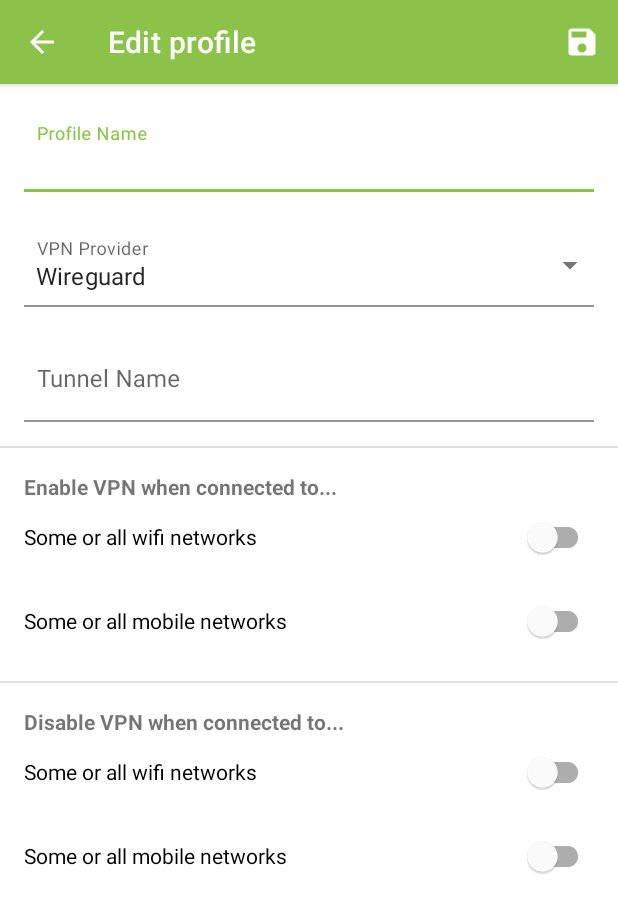
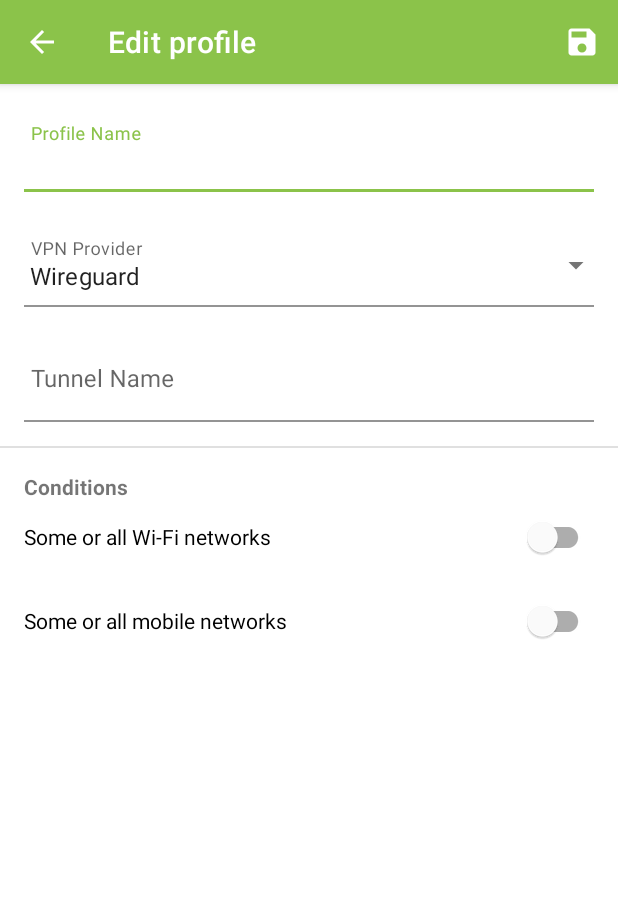
Before and after one commit to DJAndries/vpnmanager-android, an Android app: the ProfileConfigActivity screen opened directly, with no data from a screen before it, on a phone screen of 412 x 824 dp. Shown: the top 913 px of the screen. Run offline under Robolectric (Android 15) with nearby library versions, the phone set to English and light mode, and no system bars.

Commit message:
Change profile fields

```diff
--- a/app/src/main/java/ca/andries/vpnmanager/Profile.kt
+++ b/app/src/main/java/ca/andries/vpnmanager/Profile.kt
@@ -9,12 +9,10 @@ class Profile(
     val tunnelName: String,
     val enableForWifi: Boolean,
     val enableForMobile: Boolean,
-    val disableForWifi: Boolean,
-    val disableForMobile: Boolean,
-    val enableSsidList: List<String>,
-    val enableCarrierList: List<String>,
-    val disableSsidList: List<String>,
-    val disableCarrierList: List<String>,
+    val ssidInclList: List<String>,
+    val ssidExclList: List<String>,
+    val carrierInclList: List<String>,
+    val carrierExclList: List<String>,
 
     var enabled: Boolean = true,
     var lastConnectionDate: Long? = null
--- a/app/src/main/java/ca/andries/vpnmanager/ProfileConfigActivity.kt
+++ b/app/src/main/java/ca/andries/vpnmanager/ProfileConfigActivity.kt
@@ -74,39 +74,27 @@ class ProfileConfigActivity : AppCompatActivity() {
     }
 
     private fun initEnableDisableInputs(existingProfile: Profile?) {
-        val conditionCombos = listOf(
-            ConditionCombo(
-                binding.enableWifiWhitelist,
-                binding.enableWifiConditionToggle,
-                existingProfile?.enableForWifi ?: false,
-                existingProfile?.enableSsidList
-            ),
-            ConditionCombo(
-                binding.enableMobileWhitelist,
-                binding.enableMobileConditionToggle,
-                existingProfile?.enableForMobile ?: false,
-                existingProfile?.enableCarrierList
-            ),
-            ConditionCombo(
-                binding.disableWifiWhitelist,
-                binding.disableWifiConditionToggle,
-                existingProfile?.disableForWifi ?: false,
-                existingProfile?.disableSsidList
-            ),
-            ConditionCombo(
-                binding.disableMobileWhitelist,
-                binding.disableMobileConditionToggle,
-                existingProfile?.disableForMobile ?: false,
-                existingProfile?.disableCarrierList
-            )
-        )
-        for (conditionCombo in conditionCombos) {
-            conditionCombo.list.visibility = if (conditionCombo.enabled) View.VISIBLE else View.GONE
-            conditionCombo.list.editText?.setText(conditionCombo.listValue?.joinToString("\n"))
-            conditionCombo.toggle.isChecked = conditionCombo.enabled
-            conditionCombo.toggle.setOnCheckedChangeListener { _, isChecked ->
-                conditionCombo.list.visibility = if (isChecked) View.VISIBLE else View.GONE
-            }
+        val wifiEnabled = existingProfile?.enableForWifi ?: false
+        val mobileEnabled = existingProfile?.enableForMobile ?: false
+        binding.ssidExclListLayout.visibility = if (wifiEnabled) View.VISIBLE else View.GONE
+        binding.ssidInclListLayout.visibility = if (wifiEnabled) View.VISIBLE else View.GONE
+        binding.carrierExclListLayout.visibility = if (mobileEnabled) View.VISIBLE else View.GONE
+        binding.carrierInclListLayout.visibility = if (mobileEnabled) View.VISIBLE else View.GONE
+
+        binding.ssidExclListInput.setText(existingProfile?.ssidExclList?.joinToString("\n") ?: "")
+        binding.ssidInclListInput.setText(existingProfile?.ssidInclList?.joinToString("\n") ?: "")
+        binding.carrierExclListInput.setText(existingProfile?.carrierExclList?.joinToString("\n") ?: "")
+        binding.carrierInclListInput.setText(existingProfile?.carrierInclList?.joinToString("\n") ?: "")
+
+        binding.enableWifiConditionToggle.isChecked = existingProfile?.enableForWifi ?: false
+        binding.enableWifiConditionToggle.setOnCheckedChangeListener { _, isChecked ->
+            binding.ssidExclListLayout.visibility = if (isChecked) View.VISIBLE else View.GONE
+            binding.ssidInclListLayout.visibility = if (isChecked) View.VISIBLE else View.GONE
+        }
+        binding.enableMobileConditionToggle.isChecked = existingProfile?.enableForMobile ?: false
+        binding.enableMobileConditionToggle.setOnCheckedChangeListener { _, isChecked ->
+            binding.carrierExclListLayout.visibility = if (isChecked) View.VISIBLE else View.GONE
+            binding.carrierInclListLayout.visibility = if (isChecked) View.VISIBLE else View.GONE
         }
     }
 
@@ -131,16 +119,14 @@ class ProfileConfigActivity : AppCompatActivity() {
             binding.tunnelInput.text.toString(),
             binding.enableWifiConditionToggle.isChecked,
             binding.enableMobileConditionToggle.isChecked,
-            binding.disableWifiConditionToggle.isChecked,
-            binding.disableMobileConditionToggle.isChecked,
-            binding.enableWifiWhitelistInput.text?.split("\n")?.map { v -> v.trim() }
-                ?.filter { v -> !v.isEmpty() } ?: listOf(),
-            binding.enableMobileWhitelistInput.text?.split("\n")?.map { v -> v.trim() }
-                ?.filter { v -> !v.isEmpty() } ?: listOf(),
-            binding.disableWifiWhitelistInput.text?.split("\n")?.map { v -> v.trim() }
-                ?.filter { v -> !v.isEmpty() } ?: listOf(),
-            binding.disableMobileWhitelistInput.text?.split("\n")?.map { v -> v.trim() }
-                ?.filter { v -> !v.isEmpty() } ?: listOf()
+            binding.ssidInclListInput.text?.split("\n")?.map { v -> v.trim() }
+                ?.filter { v -> v.isNotEmpty() } ?: listOf(),
+            binding.ssidExclListInput.text?.split("\n")?.map { v -> v.trim() }
+                ?.filter { v -> v.isNotEmpty() } ?: listOf(),
+            binding.carrierInclListInput.text?.split("\n")?.map { v -> v.trim() }
+                ?.filter { v -> v.isNotEmpty() } ?: listOf(),
+            binding.carrierExclListInput.text?.split("\n")?.map { v -> v.trim() }
+                ?.filter { v -> v.isNotEmpty() } ?: listOf()
         )
 
         val id = if (intent.hasExtra(PROFILE_ID_KEY)) intent.getIntExtra(PROFILE_ID_KEY, 0) else null
@@ -156,11 +142,4 @@ class ProfileConfigActivity : AppCompatActivity() {
         val PROFILE_KEY = "profile"
         val PROFILE_ID_KEY = "pid"
     }
-
-    private class ConditionCombo(
-        val list: TextInputLayout,
-        val toggle: SwitchMaterial,
-        val enabled: Boolean,
-        val listValue: List<String>?
-    )
 }
--- a/app/src/main/java/ca/andries/vpnmanager/ProfileListFragment.kt
+++ b/app/src/main/java/ca/andries/vpnmanager/ProfileListFragment.kt
@@ -30,10 +30,6 @@ class ProfileListFragment : Fragment() {
                 ProfileConfigActivity.PROFILE_KEY
             )!!), result.data?.getIntExtra(ProfileConfigActivity.PROFILE_ID_KEY, 0))
         }
-    }
-
-    override fun onCreate(savedInstanceState: Bundle?) {
-        super.onCreate(savedInstanceState)
     }
 
     override fun onCreateView(
--- a/app/src/main/res/layout/activity_profile_config.xml
+++ b/app/src/main/res/layout/activity_profile_config.xml
@@ -28,8 +28,8 @@
                 android:hint="@string/profile_name">
 
                 <com.google.android.material.textfield.TextInputEditText
-                    android:layout_marginStart="-8dp"
-                    android:layout_marginEnd="-8dp"
+                    android:layout_marginStart="-12dp"
+                    android:layout_marginEnd="-12dp"
                     android:id="@+id/profileNameInput"
                     android:layout_width="match_parent"
                     android:layout_height="wrap_content"
@@ -52,8 +52,8 @@
                 <AutoCompleteTextView
                     android:id="@+id/vpnProvInput"
                     android:layout_width="match_parent"
-                    android:layout_marginStart="-8dp"
-                    android:layout_marginEnd="-8dp"
+                    android:layout_marginStart="-12dp"
+                    android:layout_marginEnd="-12dp"
                     android:layout_height="wrap_content"
                     android:inputType="none"
                     android:singleLine="true" />
@@ -75,8 +75,8 @@
                     android:id="@+id/tunnelInput"
                     android:layout_width="match_parent"
                     android:layout_height="wrap_content"
-                    android:layout_marginStart="-8dp"
-                    android:layout_marginEnd="-8dp"
+                    android:layout_marginStart="-12dp"
+                    android:layout_marginEnd="-12dp"
                     android:singleLine="true" />
 
             </com.google.android.material.textfield.TextInputLayout>
@@ -94,7 +94,7 @@
                 android:layout_height="wrap_content"
                 android:layout_marginStart="16dp"
                 android:layout_marginTop="16dp"
-                android:text="@string/enable_condition_prompt"
+                android:text="@string/conditions"
                 android:textStyle="bold" />
 
             <com.google.android.material.switchmaterial.SwitchMaterial
@@ -106,22 +106,43 @@
                 android:text="@string/condition_wifi" />
 
             <com.google.android.material.textfield.TextInputLayout
-                android:id="@+id/enableWifiWhitelist"
+                android:id="@+id/ssidInclListLayout"
                 style="@style/Widget.MaterialComponents.TextInputLayout.FilledBox"
                 android:layout_width="match_parent"
                 android:layout_height="wrap_content"
                 android:layout_marginStart="16dp"
-                app:boxBackgroundColor="@android:color/transparent"
+                android:layout_marginEnd="16dp"
                 android:background="@android:color/transparent"
-                android:layout_marginEnd="16dp"
-                android:hint="@string/ssid_whitelist_label">
+                android:hint="@string/ssid_incl_list_label"
+                app:boxBackgroundColor="@android:color/transparent">
 
                 <com.google.android.material.textfield.TextInputEditText
-                    android:id="@+id/enableWifiWhitelistInput"
+                    android:id="@+id/ssidInclListInput"
                     android:layout_width="match_parent"
-                    android:layout_marginStart="-8dp"
-                    android:layout_marginEnd="-8dp"
-                    android:layout_height="wrap_content" />
+                    android:layout_height="wrap_content"
+                    android:layout_marginStart="-12dp"
+                    android:layout_marginEnd="-12dp" />
+
+            </com.google.android.material.textfield.TextInputLayout>
+
+            <com.google.android.material.textfield.TextInputLayout
+                android:id="@+id/ssidExclListLayout"
+                style="@style/Widget.MaterialComponents.TextInputLayout.FilledBox"
+                android:layout_width="match_parent"
+                android:layout_height="match_parent"
+                android:layout_marginStart="16dp"
+                android:layout_marginEnd="16dp"
+                android:layout_marginBottom="8dp"
+                android:background="@android:color/transparent"
+                android:hint="@string/ssid_excl_list_label"
+                app:boxBackgroundColor="@android:color/transparent">
+
+                <com.google.android.material.textfield.TextInputEditText
+                    android:id="@+id/ssidExclListInput"
+                    android:layout_width="match_parent"
+                    android:layout_height="wrap_content"
+                    android:layout_marginStart="-12dp"
+                    android:layout_marginEnd="-12dp" />
 
             </com.google.android.material.textfield.TextInputLayout>
 
@@ -135,7 +156,7 @@
                 android:text="@string/condition_mobile" />
 
             <com.google.android.material.textfield.TextInputLayout
-                android:id="@+id/enableMobileWhitelist"
+                android:id="@+id/carrierInclListLayout"
                 style="@style/Widget.MaterialComponents.TextInputLayout.FilledBox"
                 android:layout_width="match_parent"
                 android:layout_height="wrap_content"
@@ -144,72 +165,19 @@
                 android:layout_marginStart="16dp"
                 android:layout_marginBottom="8dp"
                 android:layout_marginEnd="16dp"
-                android:hint="@string/carrier_whitelist_label">
+                android:hint="@string/carrier_incl_list_label">
 
                 <com.google.android.material.textfield.TextInputEditText
-                    android:id="@+id/enableMobileWhitelistInput"
+                    android:id="@+id/carrierInclListInput"
                     android:layout_width="match_parent"
-                    android:layout_marginStart="-8dp"
-                    android:layout_marginEnd="-8dp"
+                    android:layout_marginStart="-12dp"
+                    android:layout_marginEnd="-12dp"
                     android:layout_height="wrap_content" />
 
             </com.google.android.material.textfield.TextInputLayout>
 
-            <View
-                android:id="@+id/divider3"
-                android:layout_width="match_parent"
-                android:layout_height="1dp"
-                android:layout_marginTop="16dp"
-                android:background="?android:attr/listDivider" />
-            <TextView
-                android:id="@+id/textView3"
-                android:layout_width="wrap_content"
-                android:layout_height="wrap_content"
-                android:layout_marginStart="16dp"
-                android:layout_marginTop="16dp"
-                android:text="@string/disable_condition_prompt"
-                android:textStyle="bold" />
-
-            <com.google.android.material.switchmaterial.SwitchMaterial
-                android:id="@+id/disableWifiConditionToggle"
-                android:layout_width="match_parent"
-                android:layout_height="wrap_content"
-                android:layout_marginStart="16dp"
-                android:layout_marginEnd="16dp"
-                android:text="@string/condition_wifi" />
-
             <com.google.android.material.textfield.TextInputLayout
-                android:id="@+id/disableWifiWhitelist"
-                style="@style/Widget.MaterialComponents.TextInputLayout.FilledBox"
-                android:layout_width="match_parent"
-                android:layout_height="wrap_content"
-                app:boxBackgroundColor="@android:color/transparent"
-                android:background="@android:color/transparent"
-                android:layout_marginStart="16dp"
-                android:layout_marginEnd="16dp"
-                android:layout_marginBottom="8dp"
-                android:hint="@string/ssid_whitelist_label">
-
-                <com.google.android.material.textfield.TextInputEditText
-                    android:id="@+id/disableWifiWhitelistInput"
-                    android:layout_width="match_parent"
-                    android:layout_marginStart="-8dp"
-                    android:layout_marginEnd="-8dp"
-                    android:layout_height="wrap_content" />
-
-            </com.google.android.material.textfield.TextInputLayout>
-
-            <com.google.android.material.switchmaterial.SwitchMaterial
-                android:id="@+id/disableMobileConditionToggle"
-                android:layout_width="match_parent"
-                android:layout_height="wrap_content"
-                android:layout_marginTop="8dp"
-                android:layout_marginStart="16dp"
-                android:layout_marginEnd="16dp"
-                android:text="@string/condition_mobile" />
-
-            <com.google.android.material.textfield.TextInputLayout
-                android:id="@+id/disableMobileWhitelist"
+                android:id="@+id/carrierExclListLayout"
                 style="@style/Widget.MaterialComponents.TextInputLayout.FilledBox"
                 android:layout_width="match_parent"
                 android:layout_height="wrap_content"
@@ -218,12 +186,12 @@
                 android:layout_marginStart="16dp"
                 android:layout_marginBottom="8dp"
                 android:layout_marginEnd="16dp"
-                android:hint="@string/carrier_whitelist_label">
+                android:hint="@string/carrier_excl_list_label">
 
                 <com.google.android.material.textfield.TextInputEditText
-                    android:layout_marginStart="-8dp"
-                    android:layout_marginEnd="-8dp"
-                    android:id="@+id/disableMobileWhitelistInput"
+                    android:layout_marginStart="-12dp"
+                    android:layout_marginEnd="-12dp"
+                    android:id="@+id/carrierExclListInput"
                     android:layout_width="match_parent"
                     android:layout_height="wrap_content" />
 
--- a/app/src/main/res/values/strings.xml
+++ b/app/src/main/res/values/strings.xml
@@ -28,12 +28,13 @@
     <string name="vpn_provider">VPN Provider</string>
     <string name="tunnel_name">Tunnel Name</string>
     <string name="required_value">Value is required</string>
-    <string name="enable_condition_prompt">Enable VPN when connected to...</string>
-    <string name="disable_condition_prompt">Disable VPN when connected to...</string>
-    <string name="condition_wifi">Some or all wifi networks</string>
+    <string name="conditions">Conditions</string>
+    <string name="condition_wifi">Some or all Wi-Fi networks</string>
     <string name="condition_mobile">Some or all mobile networks</string>
-    <string name="ssid_whitelist_label">SSID List (optional, one per line)</string>
-    <string name="carrier_whitelist_label">SIM Carrier Name List (optional, one per line)</string>
+    <string name="ssid_incl_list_label">SSID Inclusion List (optional, one per line)</string>
+    <string name="ssid_excl_list_label">SSID Exclusion List (optional, one per line)</string>
+    <string name="carrier_incl_list_label">SIM Carrier Name Inclusion List (optional, one per line)</string>
+    <string name="carrier_excl_list_label">SIM Carrier Name Exclusion List (optional, one per line)</string>
     <string name="delete_confirm">Are you sure you wish to delete this profile?</string>
     <string name="confirm">Confirm</string>
     <string name="cancel">Cancel</string>
```
Also changed, not shown: app/src/main/res/drawable/wireguard_logo.png.
